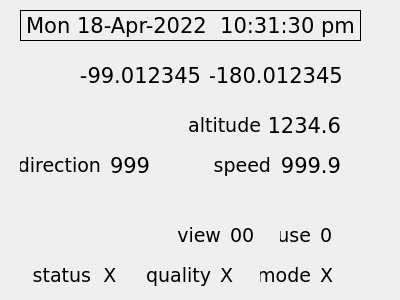
This is Qt/gps/BasicDisplay.ui in bradselb/examples as Qt 5 draws it before an edit. The edited form follows.
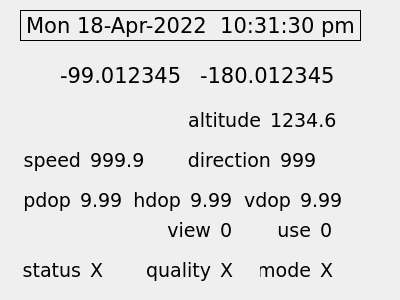
This is the edited form.

Commit message: Add pdop, hdop and vdop.

What changed in the file:
```diff
--- a/Qt/gps/BasicDisplay.ui
+++ b/Qt/gps/BasicDisplay.ui
@@ -35,9 +35,9 @@
   <widget class="QLabel" name="latitude">
    <property name="geometry">
     <rect>
-     <x>80</x>
+     <x>60</x>
      <y>60</y>
-     <width>121</width>
+     <width>131</width>
      <height>31</height>
     </rect>
    </property>
@@ -45,15 +45,15 @@
     <string>-99.012345</string>
    </property>
    <property name="alignment">
-    <set>Qt::AlignCenter</set>
+    <set>Qt::AlignLeading|Qt::AlignLeft|Qt::AlignVCenter</set>
    </property>
   </widget>
   <widget class="QLabel" name="longitude">
    <property name="geometry">
     <rect>
-     <x>210</x>
+     <x>200</x>
      <y>60</y>
-     <width>131</width>
+     <width>141</width>
      <height>31</height>
     </rect>
    </property>
@@ -64,7 +64,7 @@
     <string>-180.012345</string>
    </property>
    <property name="alignment">
-    <set>Qt::AlignCenter</set>
+    <set>Qt::AlignLeading|Qt::AlignLeft|Qt::AlignVCenter</set>
    </property>
   </widget>
   <widget class="QLabel" name="altitude">
@@ -73,14 +73,19 @@
      <x>270</x>
      <y>110</y>
      <width>71</width>
-     <height>31</height>
+     <height>21</height>
     </rect>
    </property>
+   <property name="font">
+    <font>
+     <pointsize>14</pointsize>
+    </font>
+   </property>
    <property name="text">
     <string>1234.6</string>
    </property>
    <property name="alignment">
-    <set>Qt::AlignRight|Qt::AlignTrailing|Qt::AlignVCenter</set>
+    <set>Qt::AlignLeading|Qt::AlignLeft|Qt::AlignVCenter</set>
    </property>
   </widget>
   <widget class="QLabel" name="datetime">
@@ -114,7 +119,7 @@
      <x>320</x>
      <y>220</y>
      <width>30</width>
-     <height>31</height>
+     <height>21</height>
     </rect>
    </property>
    <property name="font">
@@ -135,7 +140,7 @@
      <x>180</x>
      <y>110</y>
      <width>81</width>
-     <height>31</height>
+     <height>21</height>
     </rect>
    </property>
    <property name="font">
@@ -153,10 +158,10 @@
   <widget class="QLabel" name="label_2">
    <property name="geometry">
     <rect>
-     <x>280</x>
+     <x>270</x>
      <y>220</y>
-     <width>31</width>
-     <height>31</height>
+     <width>41</width>
+     <height>21</height>
     </rect>
    </property>
    <property name="font">
@@ -177,7 +182,7 @@
      <x>220</x>
      <y>260</y>
      <width>20</width>
-     <height>31</height>
+     <height>21</height>
     </rect>
    </property>
    <property name="font">
@@ -198,7 +203,7 @@
      <x>140</x>
      <y>260</y>
      <width>71</width>
-     <height>31</height>
+     <height>21</height>
     </rect>
    </property>
    <property name="font">
@@ -216,10 +221,10 @@
   <widget class="QLabel" name="inview">
    <property name="geometry">
     <rect>
-     <x>230</x>
+     <x>220</x>
      <y>220</y>
      <width>30</width>
-     <height>31</height>
+     <height>21</height>
     </rect>
    </property>
    <property name="font">
@@ -228,7 +233,7 @@
     </font>
    </property>
    <property name="text">
-    <string>00</string>
+    <string>0</string>
    </property>
    <property name="alignment">
     <set>Qt::AlignLeading|Qt::AlignLeft|Qt::AlignVCenter</set>
@@ -237,10 +242,10 @@
   <widget class="QLabel" name="label_6">
    <property name="geometry">
     <rect>
-     <x>170</x>
+     <x>160</x>
      <y>220</y>
      <width>51</width>
-     <height>31</height>
+     <height>21</height>
     </rect>
    </property>
    <property name="font">
@@ -258,10 +263,10 @@
   <widget class="QLabel" name="label_7">
    <property name="geometry">
     <rect>
-     <x>30</x>
+     <x>20</x>
      <y>260</y>
      <width>61</width>
-     <height>31</height>
+     <height>21</height>
     </rect>
    </property>
    <property name="font">
@@ -280,10 +285,10 @@
   <widget class="QLabel" name="fixstatus">
    <property name="geometry">
     <rect>
-     <x>100</x>
+     <x>90</x>
      <y>260</y>
      <width>20</width>
-     <height>31</height>
+     <height>21</height>
     </rect>
    </property>
    <property name="font">
@@ -295,7 +300,7 @@
     <string>X</string>
    </property>
    <property name="alignment">
-    <set>Qt::AlignCenter</set>
+    <set>Qt::AlignLeading|Qt::AlignLeft|Qt::AlignVCenter</set>
    </property>
   </widget>
   <widget class="QLabel" name="label_9">
@@ -304,7 +309,7 @@
      <x>260</x>
      <y>260</y>
      <width>51</width>
-     <height>31</height>
+     <height>21</height>
     </rect>
    </property>
    <property name="font">
@@ -325,7 +330,7 @@
      <x>320</x>
      <y>260</y>
      <width>20</width>
-     <height>31</height>
+     <height>21</height>
     </rect>
    </property>
    <property name="font">
@@ -343,10 +348,10 @@
   <widget class="QLabel" name="label_8">
    <property name="geometry">
     <rect>
-     <x>20</x>
+     <x>180</x>
      <y>150</y>
-     <width>81</width>
-     <height>31</height>
+     <width>91</width>
+     <height>21</height>
     </rect>
    </property>
    <property name="font">
@@ -364,10 +369,10 @@
   <widget class="QLabel" name="label_5">
    <property name="geometry">
     <rect>
-     <x>210</x>
+     <x>20</x>
      <y>150</y>
      <width>61</width>
-     <height>31</height>
+     <height>21</height>
     </rect>
    </property>
    <property name="font">
@@ -385,12 +390,17 @@
   <widget class="QLabel" name="direction">
    <property name="geometry">
     <rect>
-     <x>110</x>
+     <x>280</x>
      <y>150</y>
      <width>41</width>
-     <height>31</height>
+     <height>21</height>
     </rect>
    </property>
+   <property name="font">
+    <font>
+     <pointsize>14</pointsize>
+    </font>
+   </property>
    <property name="text">
     <string>999</string>
    </property>
@@ -398,19 +408,150 @@
   <widget class="QLabel" name="speed">
    <property name="geometry">
     <rect>
-     <x>280</x>
+     <x>90</x>
      <y>150</y>
      <width>61</width>
-     <height>31</height>
+     <height>21</height>
     </rect>
    </property>
+   <property name="font">
+    <font>
+     <pointsize>14</pointsize>
+    </font>
+   </property>
    <property name="text">
     <string>999.9</string>
    </property>
    <property name="alignment">
+    <set>Qt::AlignLeading|Qt::AlignLeft|Qt::AlignVCenter</set>
+   </property>
+  </widget>
+  <widget class="QLabel" name="label_10">
+   <property name="geometry">
+    <rect>
+     <x>20</x>
+     <y>190</y>
+     <width>51</width>
+     <height>21</height>
+    </rect>
+   </property>
+   <property name="font">
+    <font>
+     <pointsize>14</pointsize>
+    </font>
+   </property>
+   <property name="text">
+    <string>pdop</string>
+   </property>
+   <property name="alignment">
     <set>Qt::AlignRight|Qt::AlignTrailing|Qt::AlignVCenter</set>
    </property>
   </widget>
+  <widget class="QLabel" name="pdop">
+   <property name="geometry">
+    <rect>
+     <x>80</x>
+     <y>190</y>
+     <width>41</width>
+     <height>21</height>
+    </rect>
+   </property>
+   <property name="font">
+    <font>
+     <pointsize>14</pointsize>
+    </font>
+   </property>
+   <property name="text">
+    <string>9.99</string>
+   </property>
+   <property name="alignment">
+    <set>Qt::AlignLeading|Qt::AlignLeft|Qt::AlignVCenter</set>
+   </property>
+  </widget>
+  <widget class="QLabel" name="label_11">
+   <property name="geometry">
+    <rect>
+     <x>130</x>
+     <y>190</y>
+     <width>51</width>
+     <height>21</height>
+    </rect>
+   </property>
+   <property name="font">
+    <font>
+     <pointsize>14</pointsize>
+    </font>
+   </property>
+   <property name="text">
+    <string>hdop</string>
+   </property>
+   <property name="alignment">
+    <set>Qt::AlignRight|Qt::AlignTrailing|Qt::AlignVCenter</set>
+   </property>
+  </widget>
+  <widget class="QLabel" name="hdop">
+   <property name="geometry">
+    <rect>
+     <x>190</x>
+     <y>190</y>
+     <width>41</width>
+     <height>21</height>
+    </rect>
+   </property>
+   <property name="font">
+    <font>
+     <pointsize>14</pointsize>
+    </font>
+   </property>
+   <property name="text">
+    <string>9.99</string>
+   </property>
+   <property name="alignment">
+    <set>Qt::AlignLeading|Qt::AlignLeft|Qt::AlignVCenter</set>
+   </property>
+  </widget>
+  <widget class="QLabel" name="label_12">
+   <property name="geometry">
+    <rect>
+     <x>240</x>
+     <y>190</y>
+     <width>51</width>
+     <height>21</height>
+    </rect>
+   </property>
+   <property name="font">
+    <font>
+     <pointsize>14</pointsize>
+    </font>
+   </property>
+   <property name="text">
+    <string>vdop</string>
+   </property>
+   <property name="alignment">
+    <set>Qt::AlignRight|Qt::AlignTrailing|Qt::AlignVCenter</set>
+   </property>
+  </widget>
+  <widget class="QLabel" name="vdop">
+   <property name="geometry">
+    <rect>
+     <x>300</x>
+     <y>190</y>
+     <width>41</width>
+     <height>21</height>
+    </rect>
+   </property>
+   <property name="font">
+    <font>
+     <pointsize>14</pointsize>
+    </font>
+   </property>
+   <property name="text">
+    <string>9.99</string>
+   </property>
+   <property name="alignment">
+    <set>Qt::AlignLeading|Qt::AlignLeft|Qt::AlignVCenter</set>
+   </property>
+  </widget>
  </widget>
  <resources/>
  <connections/>
```
The commit also changes 5 other files.
